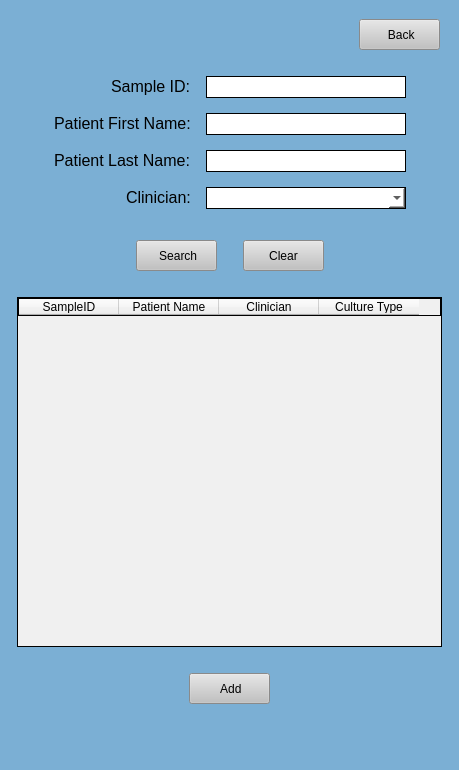
First picture: the form in UI Screens/COMBdb_Advanced_Search_Form2.ui, repository Kasmanian/COMBDb-oldgen, before the edit.
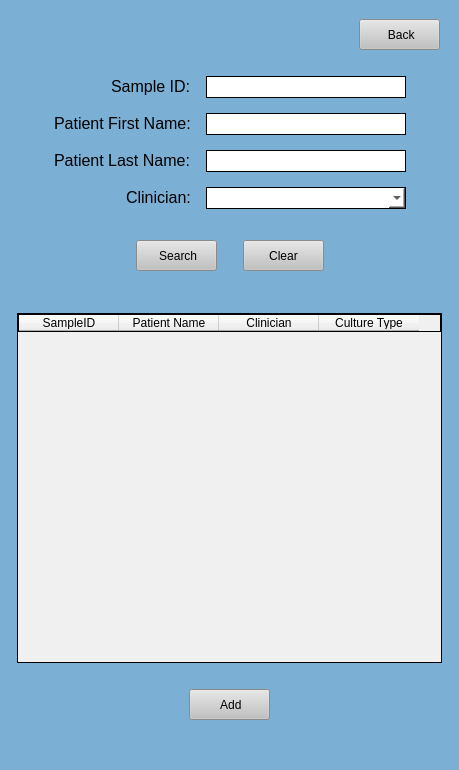
Second picture: the form after the edit.

```diff
--- a/UI Screens/COMBdb_Advanced_Search_Form2.ui
+++ b/UI Screens/COMBdb_Advanced_Search_Form2.ui
@@ -435,21 +435,36 @@
         </item>
        </layout>
       </item>
-      <item>
-       <spacer name="verticalSpacer">
-        <property name="orientation">
-         <enum>Qt::Vertical</enum>
+      <item alignment="Qt::AlignHCenter|Qt::AlignVCenter">
+       <widget class="QLabel" name="errorMessage">
+        <property name="minimumSize">
+         <size>
+          <width>350</width>
+          <height>30</height>
+         </size>
         </property>
-        <property name="sizeType">
-         <enum>QSizePolicy::Fixed</enum>
-        </property>
-        <property name="sizeHint" stdset="0">
+        <property name="maximumSize">
          <size>
-          <width>20</width>
-          <height>20</height>
+          <width>16777215</width>
+          <height>30</height>
          </size>
         </property>
-       </spacer>
+        <property name="font">
+         <font>
+          <pointsize>12</pointsize>
+         </font>
+        </property>
+        <property name="styleSheet">
+         <string notr="true">font: 12pt &quot;MS Shell Dlg 2&quot;;
+color: red;</string>
+        </property>
+        <property name="text">
+         <string/>
+        </property>
+        <property name="alignment">
+         <set>Qt::AlignCenter</set>
+        </property>
+       </widget>
       </item>
       <item>
        <layout class="QHBoxLayout" name="horizontalLayout">
```
